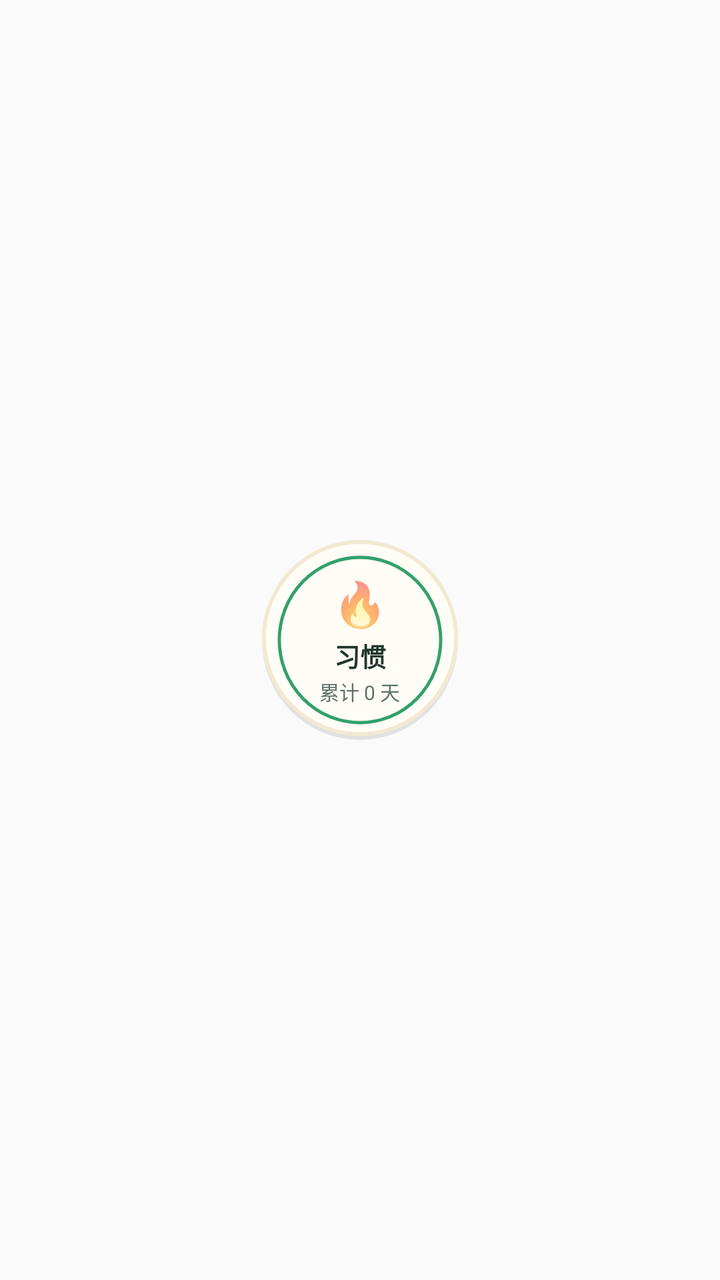
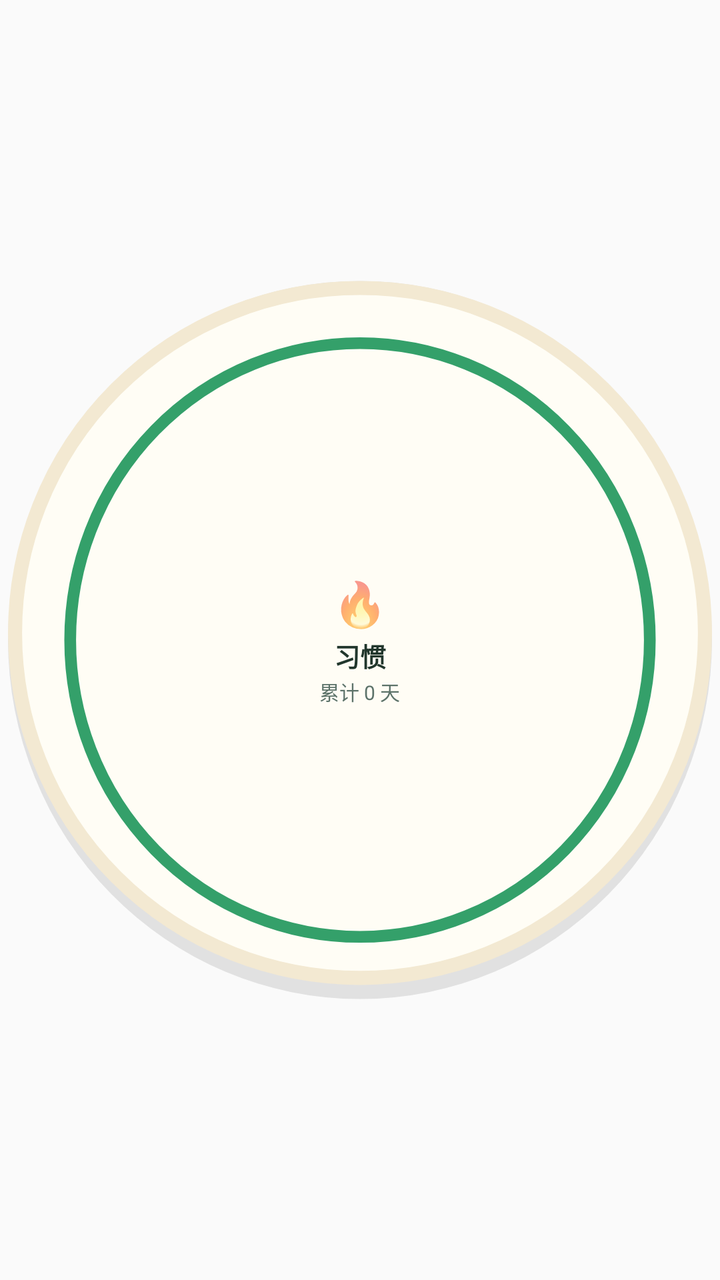

Two renders of the same Android screen: before a commit and after it. Below are the layout's source before the change and the commit's diff.
<!-- AndroidManifest.xml: application theme AppTheme -->
<!-- res/layout/widget_habit.xml -->
<?xml version="1.0" encoding="utf-8"?>
<FrameLayout xmlns:android="http://schemas.android.com/apk/res/android"
    android:id="@+id/widget_habit_root"
    android:layout_width="match_parent"
    android:layout_height="match_parent">

    
    <FrameLayout
        android:layout_width="100dp"
        android:layout_height="100dp"
        android:layout_gravity="center">

        
        <ImageView
            android:id="@+id/widget_habit_bg"
            android:layout_width="match_parent"
            android:layout_height="match_parent"
            android:contentDescription="背景"
            android:src="@drawable/widget_bg_unchecked" />

        <LinearLayout
            android:layout_width="match_parent"
            android:layout_height="match_parent"
            android:gravity="center"
            android:orientation="vertical"
            android:padding="8dp">

            
            <TextView
                android:id="@+id/widget_habit_icon"
                android:layout_width="wrap_content"
                android:layout_height="wrap_content"
                android:gravity="center"
                android:text="🔥"
                android:textSize="22sp" />

            
            <TextView
                android:id="@+id/widget_habit_name"
                android:layout_width="wrap_content"
                android:layout_height="wrap_content"
                android:layout_marginTop="2dp"
                android:ellipsize="end"
                android:gravity="center"
                android:maxLines="1"
                android:text="习惯"
                android:textColor="#21362c"
                android:textSize="13sp"
                android:textStyle="bold" />

            
            <TextView
                android:id="@+id/widget_habit_total"
                android:layout_width="wrap_content"
                android:layout_height="wrap_content"
                android:layout_marginTop="1dp"
                android:gravity="center"
                android:text="累计 0 天"
                android:textColor="#5d736a"
                android:textSize="10sp" />
        </LinearLayout>

        
        <ImageView
            android:id="@+id/widget_habit_check"
            android:layout_width="36dp"
            android:layout_height="36dp"
            android:layout_gravity="center"
            android:contentDescription="已打卡"
            android:src="@drawable/widget_check_mark"
            android:visibility="gone" />
    </FrameLayout>
</FrameLayout>
<!-- resources referenced by this layout -->
<resources>
  <!-- drawable widget_bg_unchecked (drawable) -->
  <?xml version="1.0" encoding="utf-8"?>
  <layer-list xmlns:android="http://schemas.android.com/apk/res/android">
      
      <item>
          <shape android:shape="oval">
              <solid android:color="#1a000000" />
              <size
                  android:width="100dp"
                  android:height="100dp" />
          </shape>
      </item>
      
      <item android:bottom="2dp">
          <shape android:shape="oval">
              <solid android:color="#fffdf5" />
              <stroke
                  android:width="2dp"
                  android:color="#f3e9d2" />
              <size
                  android:width="100dp"
                  android:height="100dp" />
          </shape>
      </item>
      
      <item
          android:left="8dp"
          android:top="8dp"
          android:right="8dp"
          android:bottom="8dp">
          <shape android:shape="oval">
              <stroke
                  android:width="1.5dp"
                  android:color="#34a06a" />
              <size
                  android:width="84dp"
                  android:height="84dp" />
          </shape>
      </item>
  </layer-list>
  <!-- drawable widget_check_mark (drawable) -->
  <?xml version="1.0" encoding="utf-8"?>
  <vector xmlns:android="http://schemas.android.com/apk/res/android"
      android:width="24dp"
      android:height="24dp"
      android:viewportWidth="24"
      android:viewportHeight="24">
      <path
          android:fillColor="#ffffff"
          android:pathData="M9,16.17L4.83,12l-1.42,1.41L9,19 21,7l-1.41,-1.41z" />
  </vector>
  <style name="AppTheme" parent="Theme.AppCompat.Light.DarkActionBar">
          
          <item name="colorPrimary">@color/colorPrimary</item>
          <item name="colorPrimaryDark">@color/colorPrimaryDark</item>
          <item name="colorAccent">@color/colorAccent</item>
      </style>
  <color name="colorPrimary">#34a06a</color>
  <color name="colorPrimaryDark">#247a4a</color>
  <color name="colorAccent">#f5a623</color>
</resources>

<!-- the commit's change to res/layout/widget_habit.xml (unified diff, before → after) -->
@@ -2,72 +2,83 @@
 <FrameLayout xmlns:android="http://schemas.android.com/apk/res/android"
     android:id="@+id/widget_habit_root"
     android:layout_width="match_parent"
-    android:layout_height="match_parent">
+    android:layout_height="match_parent"
+    android:padding="4dp">
 
     
-    <FrameLayout
-        android:layout_width="100dp"
-        android:layout_height="100dp"
-        android:layout_gravity="center">
+    <ImageView
+        android:id="@+id/widget_habit_bg_image"
+        android:layout_width="match_parent"
+        android:layout_height="match_parent"
+        android:contentDescription="背景图"
+        android:scaleType="centerCrop"
+        android:visibility="gone" />
+
+    
+    <ImageView
+        android:id="@+id/widget_habit_bg"
+        android:layout_width="match_parent"
+        android:layout_height="match_parent"
+        android:contentDescription="背景"
+        android:src="@drawable/widget_bg_unchecked" />
+
+    
+    <View
+        android:id="@+id/widget_habit_overlay"
+        android:layout_width="match_parent"
+        android:layout_height="match_parent"
+        android:background="#40000000"
+        android:visibility="gone" />
+
+    <LinearLayout
+        android:layout_width="match_parent"
+        android:layout_height="match_parent"
+        android:gravity="center"
+        android:orientation="vertical"
+        android:padding="8dp">
 
         
-        <ImageView
-            android:id="@+id/widget_habit_bg"
-            android:layout_width="match_parent"
-            android:layout_height="match_parent"
-            android:contentDescription="背景"
-            android:src="@drawable/widget_bg_unchecked" />
-
-        <LinearLayout
-            android:layout_width="match_parent"
-            android:layout_height="match_parent"
+        <TextView
+            android:id="@+id/widget_habit_icon"
+            android:layout_width="wrap_content"
+            android:layout_height="wrap_content"
             android:gravity="center"
-            android:orientation="vertical"
-            android:padding="8dp">
-
-            
-            <TextView
-                android:id="@+id/widget_habit_icon"
-                android:layout_width="wrap_content"
-                android:layout_height="wrap_content"
-                android:gravity="center"
-                android:text="🔥"
-                android:textSize="22sp" />
-
-            
-            <TextView
-                android:id="@+id/widget_habit_name"
-                android:layout_width="wrap_content"
-                android:layout_height="wrap_content"
-                android:layout_marginTop="2dp"
-                android:ellipsize="end"
-                android:gravity="center"
-                android:maxLines="1"
-                android:text="习惯"
-                android:textColor="#21362c"
-                android:textSize="13sp"
-                android:textStyle="bold" />
-
-            
-            <TextView
-                android:id="@+id/widget_habit_total"
-                android:layout_width="wrap_content"
-                android:layout_height="wrap_content"
-                android:layout_marginTop="1dp"
-                android:gravity="center"
-                android:text="累计 0 天"
-                android:textColor="#5d736a"
-                android:textSize="10sp" />
-        </LinearLayout>
+            android:text="🔥"
+            android:textSize="22sp" />
 
         
-        <ImageView
-            android:id="@+id/widget_habit_check"
-            android:layout_width="36dp"
-            android:layout_height="36dp"
-            android:layout_gravity="center"
-            android:contentDescription="已打卡"
-            android:src="@drawable/widget_check_mark"
-            android:visibility="gone" />
-    </FrameLayout>
+        <TextView
+            android:id="@+id/widget_habit_name"
+            android:layout_width="wrap_content"
+            android:layout_height="wrap_content"
+            android:layout_marginTop="2dp"
+            android:ellipsize="end"
+            android:gravity="center"
+            android:maxLines="1"
+            android:text="习惯"
+            android:textColor="#21362c"
+            android:textSize="13sp"
+            android:textStyle="bold" />
+
+        
+        <TextView
+            android:id="@+id/widget_habit_total"
+            android:layout_width="wrap_content"
+            android:layout_height="wrap_content"
+            android:layout_marginTop="1dp"
+            android:gravity="center"
+            android:text="累计 0 天"
+            android:textColor="#5d736a"
+            android:textSize="10sp" />
+    </LinearLayout>
+
+    
+    <ImageView
+        android:id="@+id/widget_habit_check"
+        android:layout_width="36dp"
+        android:layout_height="36dp"
+        android:layout_gravity="center"
+        android:contentDescription="已打卡"
+        android:src="@drawable/widget_check_mark"
+        android:visibility="gone" />
 </FrameLayout>
